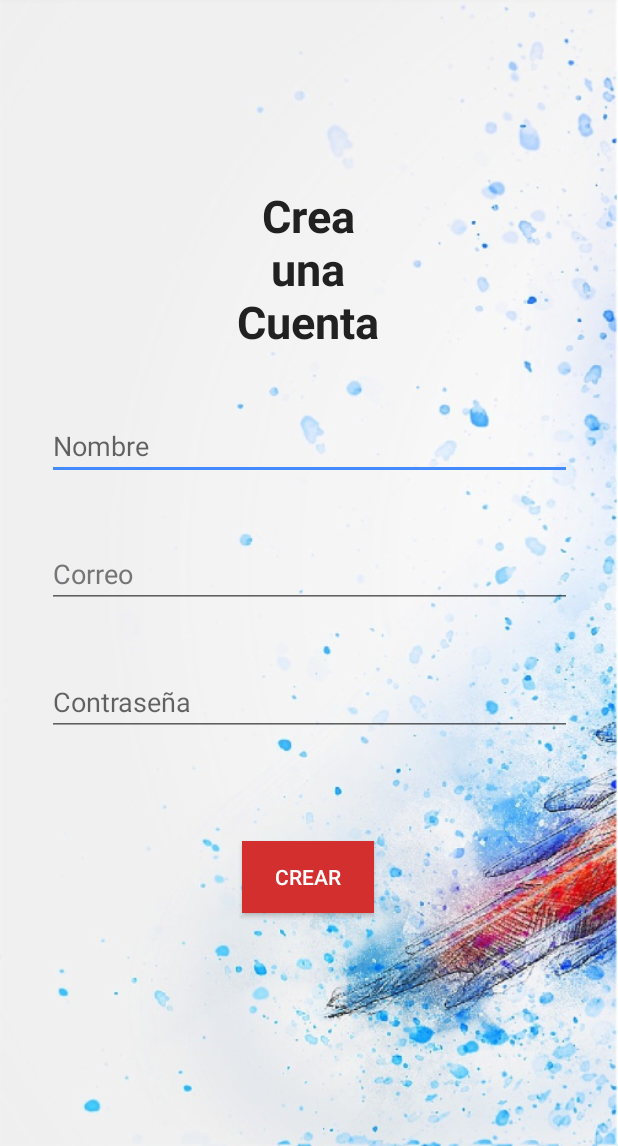
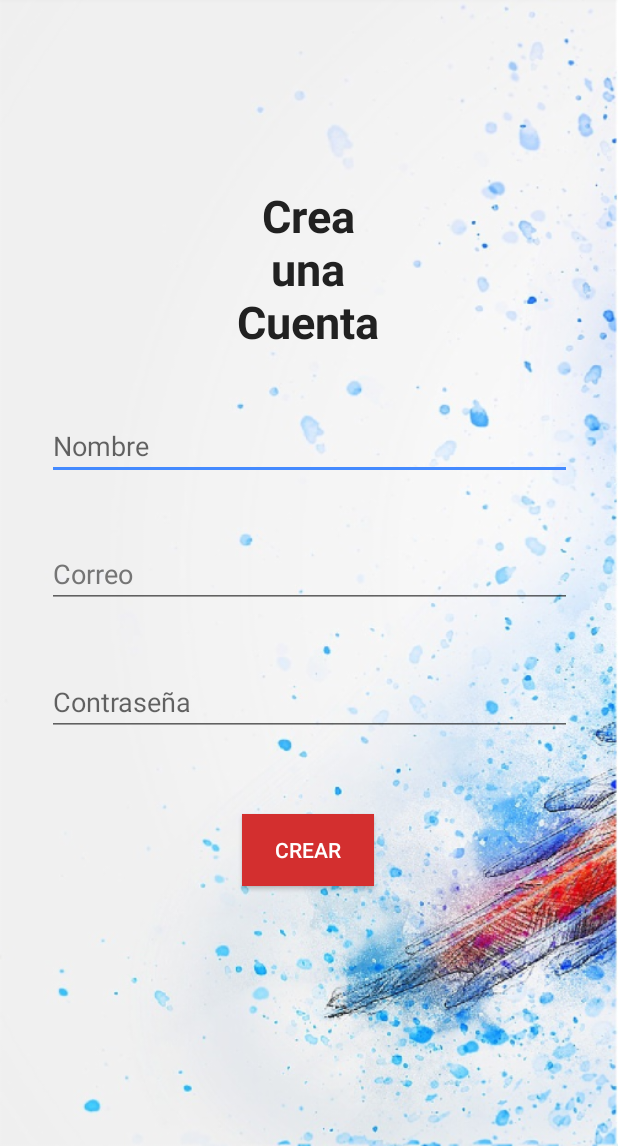
Before and after one commit to Ramon1111/Temas-Selectos-de-Programacion-1, an Android app: the screen it shows after launch (MainActivity), on a phone screen of 412 x 824 dp, the part 90-1236 px from its top. Run offline under Robolectric (Android 15) with nearby library versions, the phone set to English and light mode, and no system bars.

Commit message:
[FIX] Calculadroa with switch and MetDidactico with strings and change to another activity from another one

```diff
--- a/MetDidactico/app/src/main/AndroidManifest.xml
+++ b/MetDidactico/app/src/main/AndroidManifest.xml
@@ -16,6 +16,9 @@
                 <category android:name="android.intent.category.LAUNCHER" />
             </intent-filter>
         </activity>
+        <activity android:name=".LoginActivity"/>
     </application>
 
+    <!--Se requiere que demos de alta en el manifest las vistas o activities creadas manualmente por nosotros-->
+
 </manifest>
--- a/MetDidactico/app/src/main/java/com/example/metdidactico/MainActivity.java
+++ b/MetDidactico/app/src/main/java/com/example/metdidactico/MainActivity.java
@@ -3,6 +3,7 @@ package com.example.metdidactico;
 import androidx.appcompat.app.AlertDialog;
 import androidx.appcompat.app.AppCompatActivity;
 
+import android.content.Intent;
 import android.os.Bundle;
 import android.view.View;
 import android.widget.Button;
@@ -47,6 +48,10 @@ public class MainActivity extends AppCompatActivity {
                         }
                         else{
                             Toast.makeText(getApplicationContext(), "Se ha registrado con éxito", Toast.LENGTH_SHORT).show();
+
+                            //Para mandar a la siguiente página
+                            Intent intentlogin=new Intent(getApplicationContext(), LoginActivity.class);
+                            startActivity(intentlogin);
                         }
                     }
                 }
--- a/MetDidactico/app/src/main/res/layout/activity_main.xml
+++ b/MetDidactico/app/src/main/res/layout/activity_main.xml
@@ -13,7 +13,7 @@
         android:layout_width="100dp"
 
         android:layout_height="wrap_content"
-        android:text="Crea una Cuenta"
+        android:text="@string/mainStringTextViewCrea"
         android:textSize="30sp"
         app:layout_constraintBottom_toBottomOf="parent"
         app:layout_constraintHorizontal_bias="0.498"
@@ -36,7 +36,7 @@
         app:layout_constraintEnd_toEndOf="parent"
         app:layout_constraintStart_toStartOf="parent"
         app:layout_constraintTop_toBottomOf="@+id/headTitleMain"
-        android:hint="Nombre"
+        android:hint="@string/mainStringHintNombre"
         android:textColor="@color/colorPrimaryText"
         android:inputType="textPersonName"
         />
@@ -46,7 +46,7 @@
         android:layout_width="350dp"
         android:layout_height="wrap_content"
         android:layout_marginTop="40dp"
-        android:hint="Correo"
+        android:hint="@string/mainStringHintCorreo"
         android:textColorHint="@color/colorSecondaryText"
         android:textColor="@color/colorPrimaryText"
         app:layout_constraintEnd_toEndOf="parent"
@@ -65,7 +65,7 @@
         app:layout_constraintHorizontal_bias="0.508"
         app:layout_constraintStart_toStartOf="parent"
         app:layout_constraintTop_toBottomOf="@+id/edtCorreoMain"
-        android:hint="Contraseña"
+        android:hint="@string/mainStringHintContrasena"
         android:inputType="textPassword"
         />
 
@@ -73,16 +73,16 @@
         android:id="@+id/btnCrearMain"
         android:layout_width="wrap_content"
         android:layout_height="wrap_content"
-        android:layout_marginTop="70dp"
+        android:layout_marginTop="52dp"
+        android:background="@color/colorPrimaryDark"
+        android:text="@string/mainStringButtonCrear"
+        android:textAppearance="@style/TextAppearance.AppCompat.Button"
+        android:textColor="@color/colorIcons"
         app:layout_constraintEnd_toEndOf="parent"
         app:layout_constraintHorizontal_bias="0.498"
         app:layout_constraintStart_toStartOf="parent"
+
         app:layout_constraintTop_toBottomOf="@+id/edtContrasenaMain"
-        android:text="Crear"
-        android:background="@color/colorPrimaryDark"
-        android:textColor="@color/colorIcons"
-
-        android:textAppearance="@style/TextAppearance.AppCompat.Button"
 
         />
 
--- a/MetDidactico/app/src/main/res/values/strings.xml
+++ b/MetDidactico/app/src/main/res/values/strings.xml
@@ -1,3 +1,8 @@
 <resources>
-    <string name="app_name">MetDidactico</string>
+    <string name="app_name" translatable="false">MetDidactico</string>
+    <string name="mainStringTextViewCrea">Crea una Cuenta</string>
+    <string name="mainStringHintNombre">Nombre</string>
+    <string name="mainStringHintCorreo">Correo</string>
+    <string name="mainStringHintContrasena">Contraseña</string>
+    <string name="mainStringButtonCrear">Crear</string>
 </resources>
```
Also changed, not shown: Calculadora/app/src/main/java/com/example/calculadora/MainActivity.java (+19 -3 lines), Calculadora/app/src/main/res/layout/activity_main.xml (+6 -2 lines), MetDidactico/app/src/main/java/com/example/metdidactico/LoginActivity.java (added, +53 -0 lines), MetDidactico/app/src/main/res/layout/activity_login.xml (+71 -4 lines), 1 other file.
